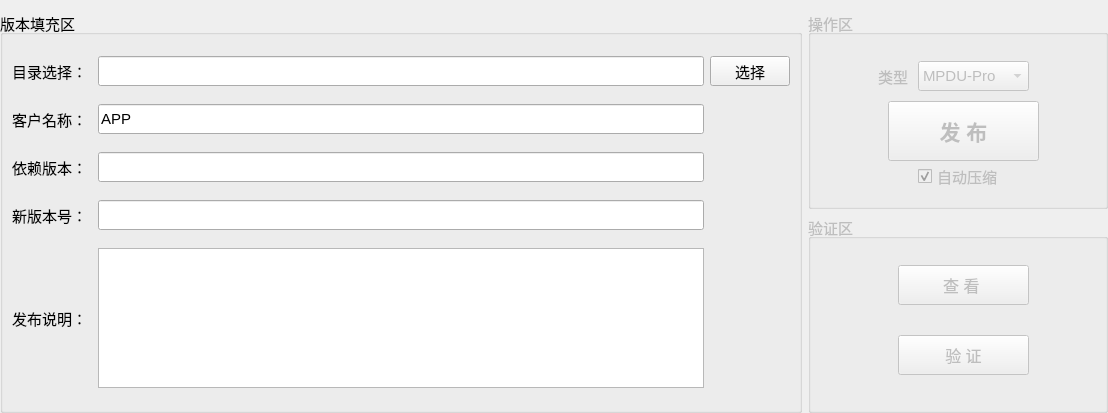
The window that app_pack/home/home_workwid.ui (ChinaClever/MPro-Tools) describes before a commit, drawn with Qt 5.
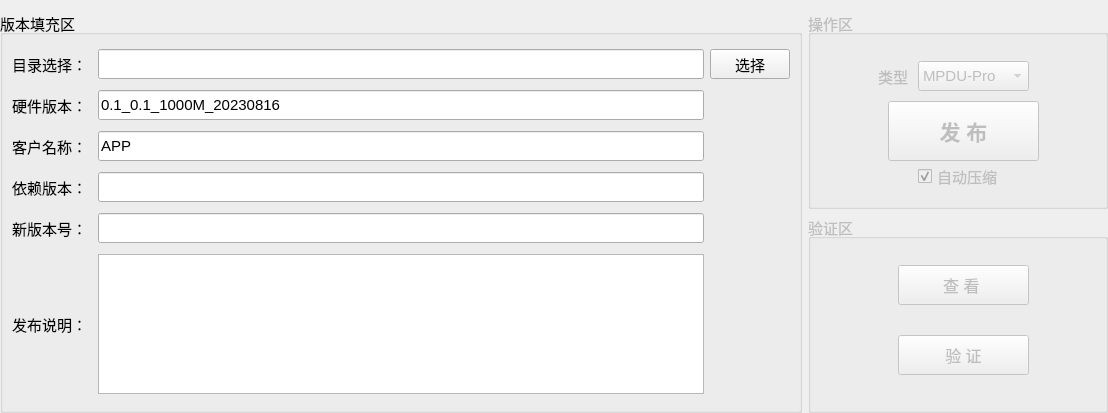
The same window after the commit.

The edit to the form file:
```diff
--- a/app_pack/home/home_workwid.ui
+++ b/app_pack/home/home_workwid.ui
@@ -94,6 +94,44 @@
        </widget>
       </item>
       <item row="1" column="0">
+       <widget class="QLabel" name="label_7">
+        <property name="minimumSize">
+         <size>
+          <width>80</width>
+          <height>25</height>
+         </size>
+        </property>
+        <property name="maximumSize">
+         <size>
+          <width>80</width>
+          <height>30</height>
+         </size>
+        </property>
+        <property name="text">
+         <string>硬件版本：</string>
+        </property>
+       </widget>
+      </item>
+      <item row="1" column="1">
+       <widget class="QLineEdit" name="hwEdit">
+        <property name="minimumSize">
+         <size>
+          <width>0</width>
+          <height>25</height>
+         </size>
+        </property>
+        <property name="maximumSize">
+         <size>
+          <width>16777215</width>
+          <height>30</height>
+         </size>
+        </property>
+        <property name="text">
+         <string>0.1_0.1_1000M_20230816</string>
+        </property>
+       </widget>
+      </item>
+      <item row="2" column="0">
        <widget class="QLabel" name="label_2">
         <property name="minimumSize">
          <size>
@@ -112,7 +150,7 @@
         </property>
        </widget>
       </item>
-      <item row="1" column="1">
+      <item row="2" column="1">
        <widget class="QLineEdit" name="usrEdit">
         <property name="minimumSize">
          <size>
@@ -131,7 +169,7 @@
         </property>
        </widget>
       </item>
-      <item row="2" column="0">
+      <item row="3" column="0">
        <widget class="QLabel" name="label_5">
         <property name="minimumSize">
          <size>
@@ -150,7 +188,7 @@
         </property>
        </widget>
       </item>
-      <item row="2" column="1">
+      <item row="3" column="1">
        <widget class="QLineEdit" name="oldVerEdit">
         <property name="minimumSize">
          <size>
@@ -166,7 +204,7 @@
         </property>
        </widget>
       </item>
-      <item row="3" column="0">
+      <item row="4" column="0">
        <widget class="QLabel" name="label_3">
         <property name="minimumSize">
          <size>
@@ -185,7 +223,7 @@
         </property>
        </widget>
       </item>
-      <item row="3" column="1">
+      <item row="4" column="1">
        <widget class="QLineEdit" name="versionEdit">
         <property name="minimumSize">
          <size>
@@ -201,7 +239,7 @@
         </property>
        </widget>
       </item>
-      <item row="4" column="0">
+      <item row="5" column="0">
        <widget class="QLabel" name="label_4">
         <property name="minimumSize">
          <size>
@@ -220,7 +258,7 @@
         </property>
        </widget>
       </item>
-      <item row="4" column="1">
+      <item row="5" column="1">
        <widget class="QPlainTextEdit" name="textEdit">
         <property name="maximumSize">
          <size>
```
